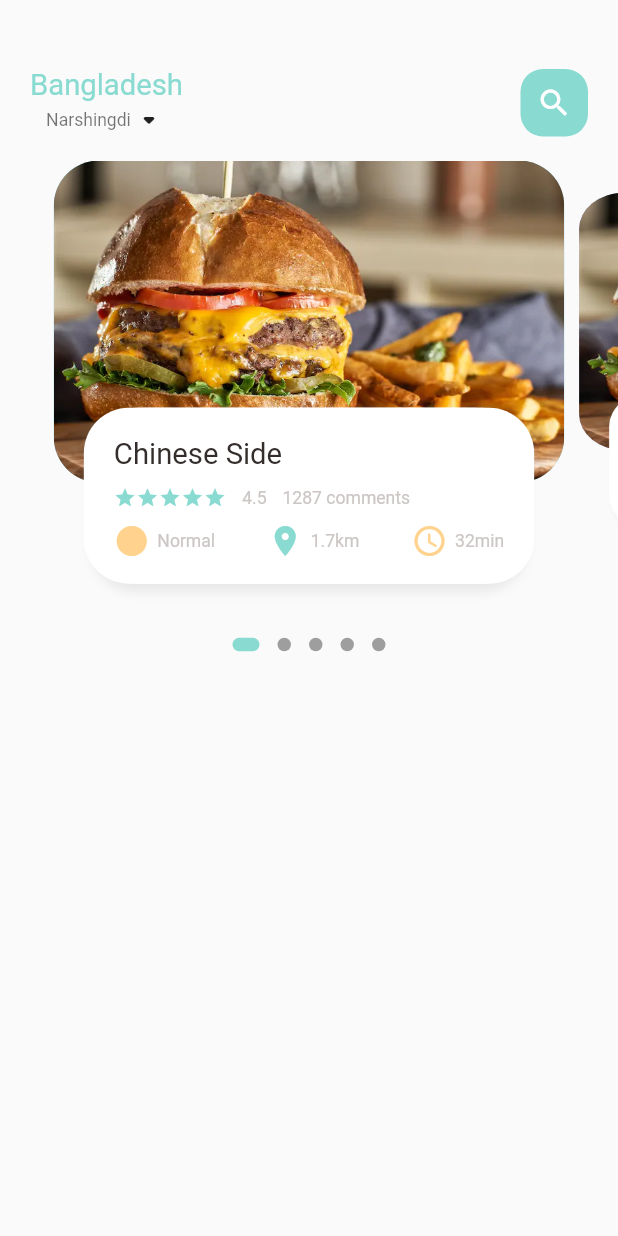
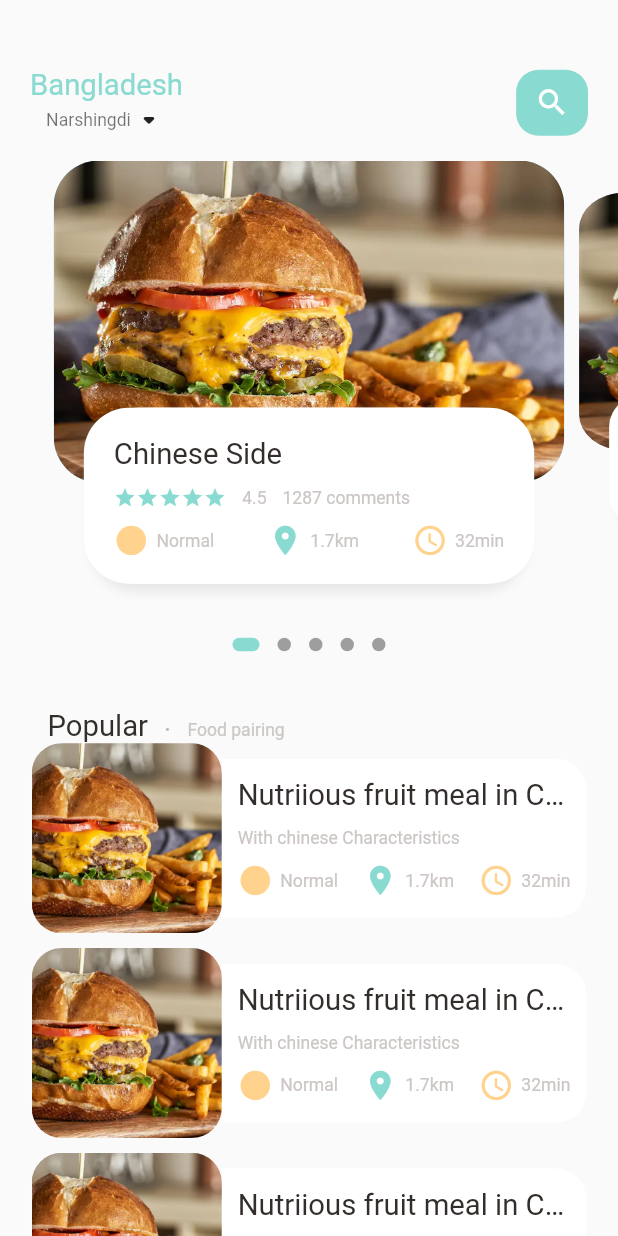
Before and after one commit to SuperGripG4F/food_delivery, a Flutter app: the screen it shows after launch, on a phone screen of 412 x 824 dp. Run offline on Flutter 3.47's test engine with Material 2 defaults, Android fonts, the phone set to English and light mode, and no system bars; drawn by our look-alikes of dots_indicator; our stand-ins replace get.

Commit message:
list down

```diff
--- a/lib/home/food_page_body.dart
+++ b/lib/home/food_page_body.dart
@@ -44,6 +44,7 @@ class _FoodPageBodyState extends State<FoodPageBody> {
   Widget build(BuildContext context) {
     return Column(
       children: [
+        //slider section
         Container(
           //color: Colors.redAccent,
           height: Dimensions.pageView,
@@ -55,6 +56,7 @@ class _FoodPageBodyState extends State<FoodPageBody> {
                 return _buildPageItem(position);
               }),
         ),
+        //dots
         DotsIndicator(
           dotsCount: 5,
           position: _currPageValue,
@@ -66,6 +68,110 @@ class _FoodPageBodyState extends State<FoodPageBody> {
                 borderRadius: BorderRadius.circular(5.0)),
           ),
         ),
+        //Popular section
+        SizedBox(
+          height: Dimensions.height30,
+        ),
+        Container(
+          margin: EdgeInsets.only(left: Dimensions.widhth30),
+          child: Row(
+            crossAxisAlignment: CrossAxisAlignment.end,
+            children: [
+              BigText(text: "Popular"),
+              SizedBox(
+                width: Dimensions.widhth10,
+              ),
+              Container(
+                margin: const EdgeInsets.only(bottom: 3),
+                child: BigText(
+                  text: ".",
+                  color: Colors.black26,
+                ),
+              ),
+              SizedBox(
+                width: Dimensions.widhth10,
+              ),
+              Container(
+                margin: const EdgeInsets.only(bottom: 2),
+                child: SmallText(text: "Food pairing"),
+              ),
+            ],
+          ),
+        ),
+        //list of food and images section
+        ListView.builder(
+            shrinkWrap: true,
+            physics: NeverScrollableScrollPhysics(),
+            itemCount: 10,
+            itemBuilder: (context, index) {
+              return Container(
+                margin: EdgeInsets.only(
+                    left: Dimensions.widhth20,
+                    right: Dimensions.widhth20,
+                    bottom: Dimensions.height10),
+                child: Row(
+                  children: [
+                    Container(
+                        width: Dimensions.listViewImgSize,
+                        height: Dimensions.listViewImgSize,
+                        decoration: BoxDecoration(
+                            borderRadius: BorderRadius.circular(
+                              Dimensions.radius20,
+                            ),
+                            color: Colors.white38,
+                            image: DecorationImage(
+                                fit: BoxFit.cover,
+                                image: AssetImage("assets/image/food1.png")))),
+                    //focus the widget to get all available space
+                    Expanded(
+                      child: Container(
+                        height: Dimensions.listViewTextContSize,
+                        decoration: BoxDecoration(
+                          borderRadius: BorderRadius.only(
+                              topRight: Radius.circular(Dimensions.radius20),
+                              bottomRight:
+                                  Radius.circular(Dimensions.radius20)),
+                          color: Colors.white,
+                        ),
+                        child: Padding(
+                          padding: EdgeInsets.only(
+                              left: Dimensions.widhth10,
+                              right: Dimensions.widhth10),
+                          child: Column(
+                              crossAxisAlignment: CrossAxisAlignment.start,
+                              mainAxisAlignment: MainAxisAlignment.center,
+                              children: [
+                                BigText(text: "Nutriious fruit meal in China"),
+                                SizedBox(height: Dimensions.height10),
+                                SmallText(text: "With chinese Characteristics"),
+                                SizedBox(height: Dimensions.height10),
+                                Row(
+                                  // ignore: prefer_const_literals_to_create_immutables
+                                  mainAxisAlignment:
+                                      MainAxisAlignment.spaceBetween,
+                                  children: [
+                                    IconAndTextWidget(
+                                        icon: Icons.circle_sharp,
+                                        text: "Normal",
+                                        iconColor: AppColors.iconColor1),
+                                    IconAndTextWidget(
+                                        icon: Icons.location_on,
+                                        text: "1.7km",
+                                        iconColor: AppColors.mainColor),
+                                    IconAndTextWidget(
+                                        icon: Icons.access_time_rounded,
+                                        text: "32min",
+                                        iconColor: AppColors.iconColor1),
+                                  ],
+                                ),
+                              ]),
+                        ),
+                      ),
+                    ),
+                  ],
+                ),
+              );
+            }),
       ],
     );
   }
--- a/lib/home/main_food_page.dart
+++ b/lib/home/main_food_page.dart
@@ -1,6 +1,7 @@
 import 'package:flutter/material.dart';
 import 'package:food_delivery/home/food_page_body.dart';
 import 'package:food_delivery/utils/colors.dart';
+import 'package:food_delivery/utils/dimensions.dart';
 import 'package:food_delivery/widgets/big_text.dart';
 import 'package:food_delivery/widgets/small_text.dart';
 
@@ -43,11 +44,12 @@ class MainFoodPage extends StatelessWidget {
                   ),
                   Center(
                     child: Container(
-                      width: 45,
-                      height: 45,
+                      width: Dimensions.widhth45,
+                      height: Dimensions.height45,
                       child: Icon(
                         Icons.search,
                         color: Colors.white,
+                        size: Dimensions.size24,
                       ),
                       decoration: BoxDecoration(
                           borderRadius: BorderRadius.circular(15),
@@ -59,7 +61,10 @@ class MainFoodPage extends StatelessWidget {
             ),
           ),
           //showing the body
-          FoodPageBody(),
+          Expanded(
+              child: SingleChildScrollView(
+            child: FoodPageBody(),
+          )),
         ],
       ),
     );
--- a/lib/utils/dimensions.dart
+++ b/lib/utils/dimensions.dart
@@ -5,16 +5,30 @@ class Dimensions {
   static double screenWidth = Get.context!.width;
   static double pageView = screenHeight / 2.64;
 
+  static double height5 = screenHeight / 168.8;
   static double height10 = screenHeight / 84.4;
   static double height15 = screenHeight / 56.27;
   static double height20 = screenHeight / 42.2;
+  static double height30 = screenHeight / 28.1;
+  static double height45 = screenHeight / 18.7;
 
   static double widhth10 = screenWidth / 39;
   static double widhth20 = screenWidth / 19.5;
+  static double widhth30 = screenWidth / 13;
+  static double widhth45 = screenWidth / 8.6;
   //iPhone height 844 / 320 container height = 2.64;
   static double pageViewContainer = screenHeight / 3.84;
   static double pageViewTextContainer = screenHeight / 7.03;
 
   static double font20 = screenHeight / 42.2;
   static double font12 = screenHeight / 70.3;
+
+//Icon Size
+  static double size24 = screenHeight / 35.17;
+  //radius
+  static double radius20 = 20;
+
+  //list view size
+  static double listViewImgSize = screenWidth / 3.25;
+  static double listViewTextContSize = screenWidth / 3.9;
 }
--- a/lib/widgets/icon_and_text_widget.dart
+++ b/lib/widgets/icon_and_text_widget.dart
@@ -1,6 +1,7 @@
 import 'package:flutter/material.dart';
 import 'package:flutter/src/widgets/container.dart';
 import 'package:flutter/src/widgets/framework.dart';
+import 'package:food_delivery/utils/dimensions.dart';
 import 'package:food_delivery/widgets/small_text.dart';
 
 class IconAndTextWidget extends StatelessWidget {
@@ -22,6 +23,7 @@ class IconAndTextWidget extends StatelessWidget {
         Icon(
           icon,
           color: iconColor,
+          size: Dimensions.size24,
         ),
         SizedBox(
           width: 5,
```
Also changed, not shown: 1 other file.
